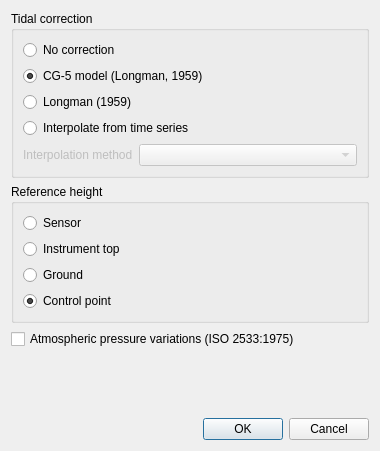
Qt form gravtools/gui/dialog_corrections.ui (ahellers/GravTools) before a commit.
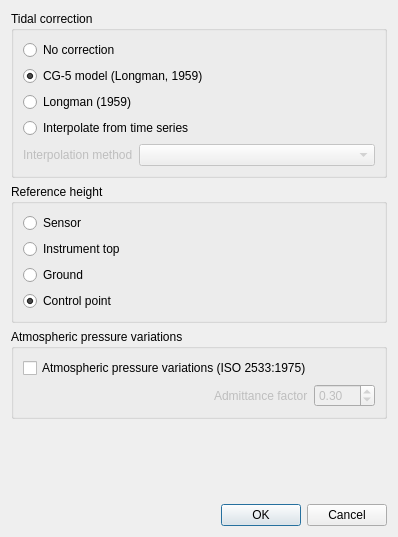
The same form after that commit.

Commit message: Implementation of atmospheric pressure variation correction finished. The admittance factor can be changed in the GUI. Information on the adjusted surveys is now added to the adjustment log files.

```diff
--- a/gravtools/gui/dialog_corrections.ui
+++ b/gravtools/gui/dialog_corrections.ui
@@ -6,8 +6,8 @@
    <rect>
     <x>0</x>
     <y>0</y>
-    <width>380</width>
-    <height>451</height>
+    <width>398</width>
+    <height>537</height>
    </rect>
   </property>
   <property name="windowTitle">
@@ -15,8 +15,6 @@
   </property>
   <layout class="QVBoxLayout" name="verticalLayout_6">
    <item>
-    <layout class="QVBoxLayout" name="verticalLayout_5">
-     <item>
       <widget class="QGroupBox" name="groupBox_corrections_tides">
        <property name="toolTip">
         <string>&lt;html&gt;&lt;head/&gt;&lt;body&gt;&lt;p&gt;Options for tidal corretio of observation data.&lt;/p&gt;&lt;/body&gt;&lt;/html&gt;</string>
@@ -186,6 +184,15 @@
       </widget>
      </item>
      <item>
+    <widget class="QGroupBox" name="groupBox_atm_pres_correction">
+     <property name="toolTip">
+      <string>&lt;html&gt;&lt;head/&gt;&lt;body&gt;&lt;p&gt;Corrections of atmospheric pressure variations.&lt;/p&gt;&lt;/body&gt;&lt;/html&gt;</string>
+     </property>
+     <property name="title">
+      <string>Atmospheric pressure variations</string>
+     </property>
+     <layout class="QVBoxLayout" name="verticalLayout_5">
+      <item>
       <widget class="QCheckBox" name="checkBox_corrections_atm_pressure">
        <property name="toolTip">
         <string>&lt;html&gt;&lt;head/&gt;&lt;body&gt;&lt;p&gt;Use measured pressure values provided in the input observation files to correct atmosperhic pressure variations. Be aware that this correction is only applied, if pressure measurements are provided along with the observaiton data. &lt;/p&gt;&lt;p&gt;The normal air pressure according to ISO 2533:1975 is used to calculate the corrections.&lt;/p&gt;&lt;/body&gt;&lt;/html&gt;</string>
@@ -199,6 +206,62 @@
       </widget>
      </item>
      <item>
+       <layout class="QHBoxLayout" name="horizontalLayout">
+        <item>
+         <spacer name="horizontalSpacer">
+          <property name="orientation">
+           <enum>Qt::Horizontal</enum>
+          </property>
+          <property name="sizeHint" stdset="0">
+           <size>
+            <width>40</width>
+            <height>20</height>
+           </size>
+          </property>
+         </spacer>
+        </item>
+        <item>
+         <layout class="QFormLayout" name="formLayout_2">
+          <item row="0" column="0">
+           <widget class="QLabel" name="label_atm_pres_admittance">
+            <property name="enabled">
+             <bool>false</bool>
+            </property>
+            <property name="toolTip">
+             <string>Admittance factor for the correction of atmospheric pressure variations based on measured and normal pressure.</string>
+            </property>
+            <property name="text">
+             <string>Admittance factor</string>
+            </property>
+           </widget>
+          </item>
+          <item row="0" column="1">
+           <widget class="QDoubleSpinBox" name="doubleSpinBox_atm_pres_admittance">
+            <property name="enabled">
+             <bool>false</bool>
+            </property>
+            <property name="toolTip">
+             <string>&lt;html&gt;&lt;head/&gt;&lt;body&gt;&lt;p&gt;Admittance factor for the correction of atmospheric pressure variations based on measured and normal pressure.&lt;/p&gt;&lt;/body&gt;&lt;/html&gt;</string>
+            </property>
+            <property name="minimum">
+             <double>-99.989999999999995</double>
+            </property>
+            <property name="singleStep">
+             <double>0.100000000000000</double>
+            </property>
+            <property name="value">
+             <double>0.300000000000000</double>
+            </property>
+           </widget>
+          </item>
+         </layout>
+        </item>
+       </layout>
+      </item>
+     </layout>
+    </widget>
+   </item>
+   <item>
       <spacer name="verticalSpacer">
        <property name="orientation">
         <enum>Qt::Vertical</enum>
@@ -206,7 +269,7 @@
        <property name="sizeHint" stdset="0">
         <size>
          <width>20</width>
-         <height>40</height>
+       <height>19</height>
         </size>
        </property>
       </spacer>
@@ -225,8 +288,6 @@
       </widget>
      </item>
     </layout>
-   </item>
-  </layout>
  </widget>
  <resources/>
  <connections>
```
Left out of the diff: 34 changed lines with no effect on the pictures. Lines whose indentation alone changed are shown as unchanged. The commit also changes 12 other files.
